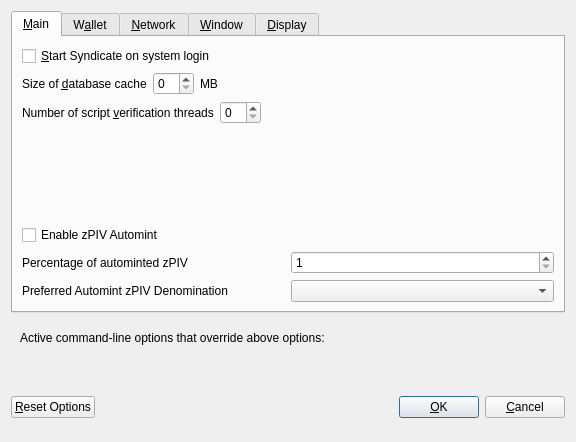
First picture: the form in src/qt/forms/optionsdialog.ui, repository PIVX-Project/PIVX, before the edit.
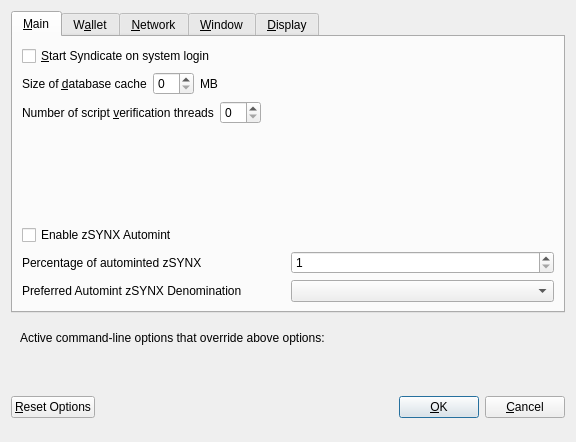
Second picture: the form after the edit. The open tabs and pages were chosen to show the change. Custom widgets are drawn as their Qt base class.

```diff
--- a/src/qt/forms/optionsdialog.ui
+++ b/src/qt/forms/optionsdialog.ui
@@ -139,7 +139,7 @@
           <enum>Qt::LeftToRight</enum>
          </property>
          <property name="text">
-          <string>Enable zPIV Automint</string>
+          <string>Enable zSYNX Automint</string>
          </property>
         </widget>
        </item>
@@ -151,7 +151,7 @@
             <string>Percentage of incoming PIV which get automatically converted to zPIV via Zerocoin Protocol (min: 10%)</string>
            </property>
            <property name="text">
-            <string>Percentage of autominted zPIV</string>
+            <string>Percentage of autominted zSYNX</string>
            </property>
           </widget>
          </item>
@@ -184,7 +184,7 @@
             <string>Wait with automatic conversion to Zerocoin until enough PIV for this denomination is available</string>
            </property>
            <property name="text">
-            <string>Preferred Automint zPIV Denomination</string>
+            <string>Preferred Automint zSYNX Denomination</string>
            </property>
           </widget>
          </item>
```
Left out of the diff: 8 changed lines with no effect on the pictures.
